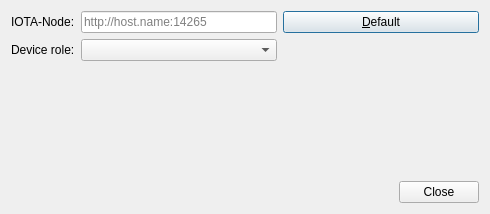
The window that widgets/settingsdialog.ui (joshirio/iota-cooler) describes before a commit, drawn with Qt 5.
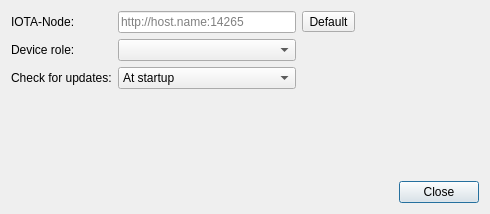
The same window after the commit.

The edit to the form file:
```diff
--- a/widgets/settingsdialog.ui
+++ b/widgets/settingsdialog.ui
@@ -40,9 +40,9 @@
       </widget>
      </item>
      <item row="0" column="2">
-      <widget class="QPushButton" name="defaultNodeButton">
+      <widget class="QToolButton" name="defaultNodeButton">
        <property name="text">
-        <string>&amp;Default</string>
+        <string>Default</string>
        </property>
       </widget>
      </item>
@@ -95,6 +95,40 @@
        </property>
       </spacer>
      </item>
+     <item row="2" column="0">
+      <widget class="QLabel" name="label_3">
+       <property name="text">
+        <string>Check for updates:</string>
+       </property>
+      </widget>
+     </item>
+     <item row="2" column="1">
+      <widget class="QComboBox" name="updatesComboBox">
+       <item>
+        <property name="text">
+         <string>At startup</string>
+        </property>
+       </item>
+       <item>
+        <property name="text">
+         <string>Manually</string>
+        </property>
+       </item>
+      </widget>
+     </item>
+     <item row="2" column="2">
+      <spacer name="horizontalSpacer_2">
+       <property name="orientation">
+        <enum>Qt::Horizontal</enum>
+       </property>
+       <property name="sizeHint" stdset="0">
+        <size>
+         <width>40</width>
+         <height>20</height>
+        </size>
+       </property>
+      </spacer>
+     </item>
     </layout>
    </item>
    <item>
```
